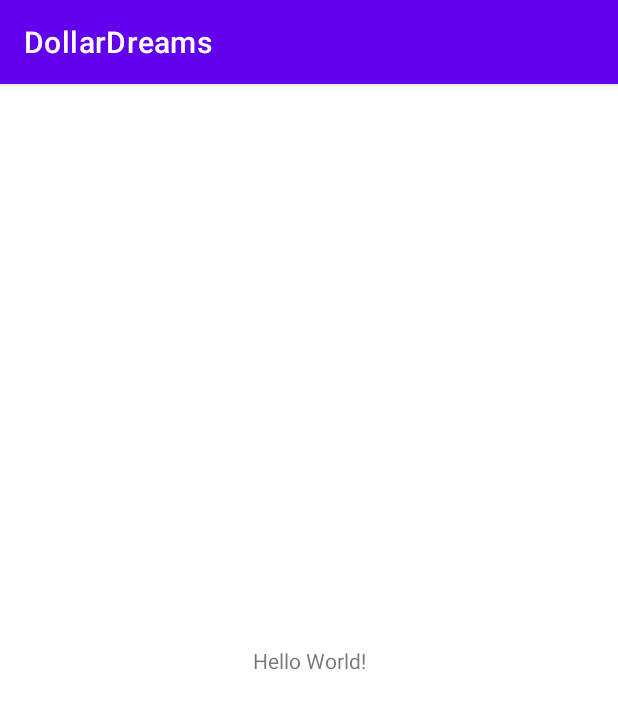
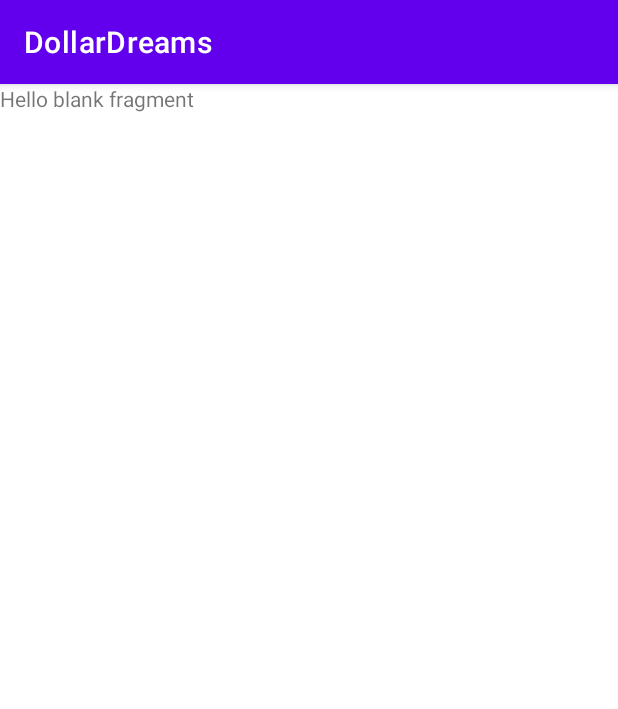
Before and after one commit to semani2/dollar-dreams, an Android app: the screen it shows after launch (MainActivity), on a phone screen of 412 x 824 dp. Shown: the top 709 px of the screen. Run offline under Robolectric (Android 15) with nearby library versions, the phone set to English and light mode, and no system bars; our stand-ins replace Dagger/Hilt's generated code, Timber.

Commit message:
Basic nav graph, hilt and vm set up

```diff
--- a/app/build.gradle
+++ b/app/build.gradle
@@ -2,6 +2,7 @@ plugins {
     id 'com.android.application'
     id 'org.jetbrains.kotlin.android'
     id 'kotlin-kapt'
+    id 'dagger.hilt.android.plugin'
 }
 
 android {
--- a/app/src/main/AndroidManifest.xml
+++ b/app/src/main/AndroidManifest.xml
@@ -4,6 +4,7 @@
     package="com.example.dollardreams">
 
     <application
+        android:name=".DDApplication"
         android:allowBackup="true"
         android:dataExtractionRules="@xml/data_extraction_rules"
         android:fullBackupContent="@xml/backup_rules"
--- /dev/null
+++ b/app/src/main/java/com/example/dollardreams/DDApplication.kt
@@ -0,0 +1,18 @@
+package com.example.dollardreams
+
+import android.app.Application
+import dagger.hilt.android.HiltAndroidApp
+import timber.log.Timber
+
+@HiltAndroidApp
+class DDApplication: Application() {
+
+    override fun onCreate() {
+        super.onCreate()
+        initTimber()
+    }
+
+    private fun initTimber() {
+        Timber.plant(Timber.DebugTree())
+    }
+}
--- a/app/src/main/java/com/example/dollardreams/MainActivity.kt
+++ b/app/src/main/java/com/example/dollardreams/MainActivity.kt
@@ -2,7 +2,9 @@ package com.example.dollardreams
 
 import androidx.appcompat.app.AppCompatActivity
 import android.os.Bundle
+import dagger.hilt.android.AndroidEntryPoint
 
+@AndroidEntryPoint
 class MainActivity : AppCompatActivity() {
     override fun onCreate(savedInstanceState: Bundle?) {
         super.onCreate(savedInstanceState)
--- /dev/null
+++ b/app/src/main/java/com/example/dollardreams/StocksFragment.kt
@@ -0,0 +1,69 @@
+package com.example.dollardreams
+
+import android.os.Bundle
+import androidx.fragment.app.Fragment
+import android.view.LayoutInflater
+import android.view.View
+import android.view.ViewGroup
+import androidx.fragment.app.viewModels
+import dagger.hilt.android.AndroidEntryPoint
+
+// TODO: Rename parameter arguments, choose names that match
+// the fragment initialization parameters, e.g. ARG_ITEM_NUMBER
+private const val ARG_PARAM1 = "param1"
+private const val ARG_PARAM2 = "param2"
+
+/**
+ * A simple [Fragment] subclass.
+ * Use the [StocksFragment.newInstance] factory method to
+ * create an instance of this fragment.
+ */
+@AndroidEntryPoint
+class StocksFragment : Fragment() {
+    // TODO: Rename and change types of parameters
+    private var param1: String? = null
+    private var param2: String? = null
+
+    private val stocksViewModel: StocksViewModel by viewModels()
+
+    override fun onCreate(savedInstanceState: Bundle?) {
+        super.onCreate(savedInstanceState)
+        arguments?.let {
+            param1 = it.getString(ARG_PARAM1)
+            param2 = it.getString(ARG_PARAM2)
+        }
+    }
+
+    override fun onCreateView(
+        inflater: LayoutInflater, container: ViewGroup?,
+        savedInstanceState: Bundle?
+    ): View? {
+        // Inflate the layout for this fragment
+        return inflater.inflate(R.layout.fragment_stocks, container, false)
+    }
+
+    override fun onViewCreated(view: View, savedInstanceState: Bundle?) {
+        super.onViewCreated(view, savedInstanceState)
+        stocksViewModel.loadStocks()
+    }
+
+    companion object {
+        /**
+         * Use this factory method to create a new instance of
+         * this fragment using the provided parameters.
+         *
+         * @param param1 Parameter 1.
+         * @param param2 Parameter 2.
+         * @return A new instance of fragment StocksFragment.
+         */
+        // TODO: Rename and change types and number of parameters
+        @JvmStatic
+        fun newInstance(param1: String, param2: String) =
+            StocksFragment().apply {
+                arguments = Bundle().apply {
+                    putString(ARG_PARAM1, param1)
+                    putString(ARG_PARAM2, param2)
+                }
+            }
+    }
+}
--- /dev/null
+++ b/app/src/main/java/com/example/dollardreams/StocksViewModel.kt
@@ -0,0 +1,17 @@
+package com.example.dollardreams
+
+import androidx.lifecycle.SavedStateHandle
+import androidx.lifecycle.ViewModel
+import dagger.hilt.android.lifecycle.HiltViewModel
+import timber.log.Timber
+import javax.inject.Inject
+
+@HiltViewModel
+class StocksViewModel @Inject constructor(
+    private val savedStateHandle: SavedStateHandle
+) : ViewModel() {
+
+    fun loadStocks() {
+        Timber.d("Check! ViewModel Check!!")
+    }
+}
--- a/app/src/main/res/layout/activity_main.xml
+++ b/app/src/main/res/layout/activity_main.xml
@@ -6,13 +6,17 @@
     android:layout_height="match_parent"
     tools:context=".MainActivity">
 
-    <TextView
-        android:layout_width="wrap_content"
-        android:layout_height="wrap_content"
-        android:text="Hello World!"
+    <androidx.fragment.app.FragmentContainerView
+        android:id="@+id/nav_host_fragment"
+        android:name="androidx.navigation.fragment.NavHostFragment"
+        android:layout_width="0dp"
+        android:layout_height="0dp"
+        app:layout_constraintLeft_toLeftOf="parent"
+        app:layout_constraintRight_toRightOf="parent"
+        app:layout_constraintTop_toTopOf="parent"
         app:layout_constraintBottom_toBottomOf="parent"
-        app:layout_constraintEnd_toEndOf="parent"
-        app:layout_constraintStart_toStartOf="parent"
-        app:layout_constraintTop_toTopOf="parent" />
+
+        app:defaultNavHost="true"
+        app:navGraph="@navigation/nav_graph" />
 
 </androidx.constraintlayout.widget.ConstraintLayout>
--- /dev/null
+++ b/app/src/main/res/layout/fragment_stocks.xml
@@ -0,0 +1,14 @@
+<?xml version="1.0" encoding="utf-8"?>
+<FrameLayout xmlns:android="http://schemas.android.com/apk/res/android"
+    xmlns:tools="http://schemas.android.com/tools"
+    android:layout_width="match_parent"
+    android:layout_height="match_parent"
+    tools:context=".StocksFragment">
+
+    <!-- TODO: Update blank fragment layout -->
+    <TextView
+        android:layout_width="match_parent"
+        android:layout_height="match_parent"
+        android:text="@string/hello_blank_fragment" />
+
+</FrameLayout>
--- /dev/null
+++ b/app/src/main/res/navigation/nav_graph.xml
@@ -0,0 +1,13 @@
+<?xml version="1.0" encoding="utf-8"?>
+<navigation xmlns:android="http://schemas.android.com/apk/res/android"
+    xmlns:app="http://schemas.android.com/apk/res-auto"
+    xmlns:tools="http://schemas.android.com/tools"
+    android:id="@+id/nav_graph"
+    app:startDestination="@id/stocksFragment">
+
+    <fragment
+        android:id="@+id/stocksFragment"
+        android:name="com.example.dollardreams.StocksFragment"
+        android:label="@string/stocks_fragment_label"
+        tools:layout="@layout/fragment_stocks" />
+</navigation>
--- a/app/src/main/res/values/strings.xml
+++ b/app/src/main/res/values/strings.xml
@@ -1,3 +1,6 @@
 <resources>
     <string name="app_name">DollarDreams</string>
+    <!-- TODO: Remove or change this placeholder text -->
+    <string name="hello_blank_fragment">Hello blank fragment</string>
+    <string name="stocks_fragment_label">stocks_fragment</string>
 </resources>
```
